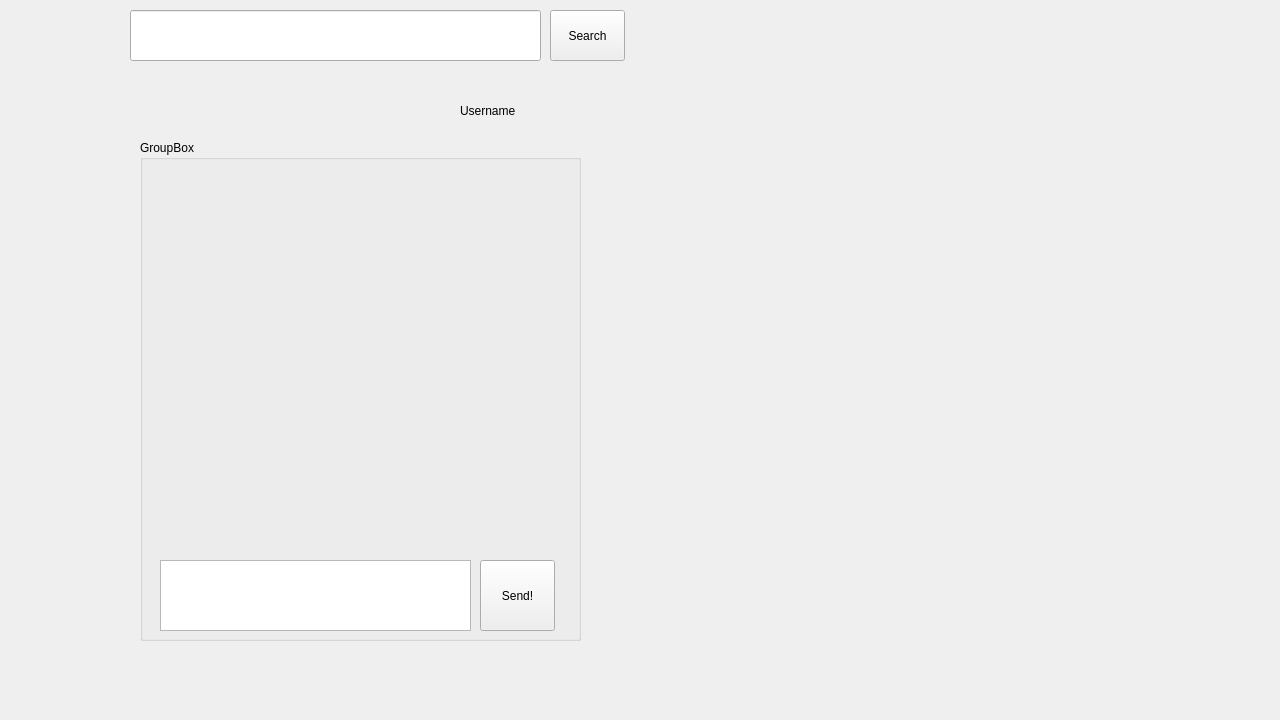
Above: Messaging_Tab/Messaging.ui from f8477/AP_prj_phase2 before the change. Below: the same form after it.
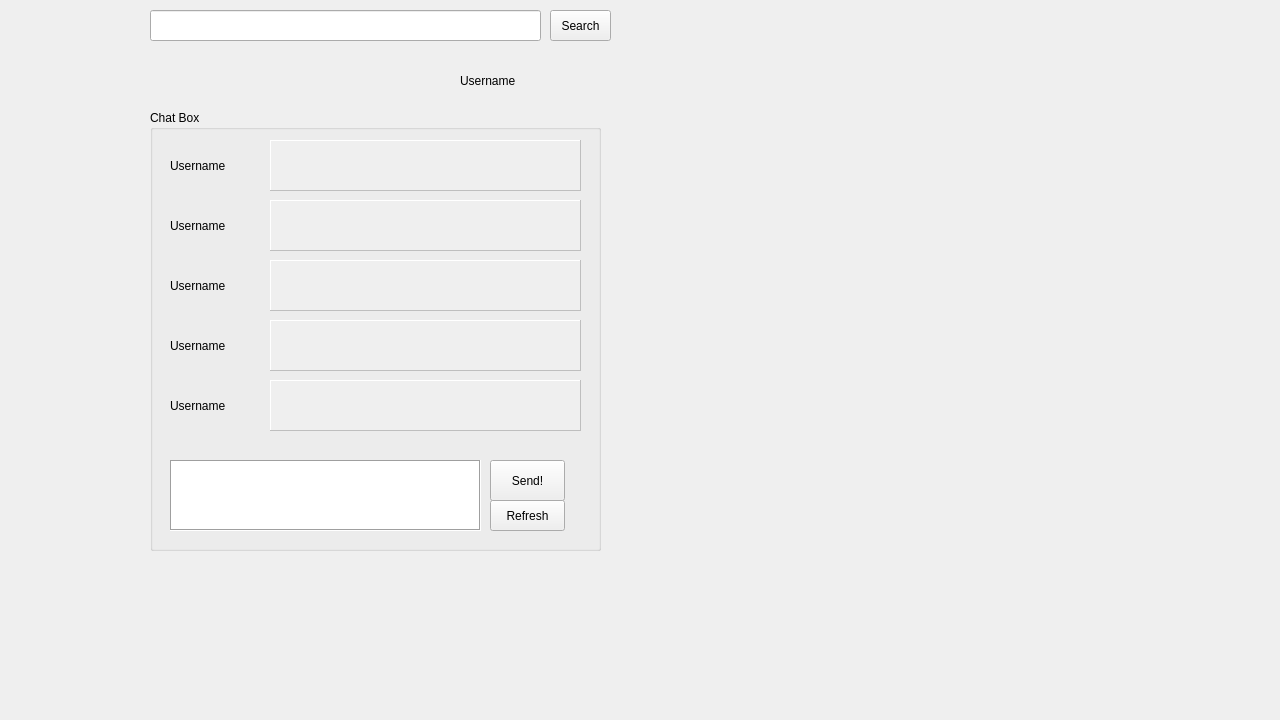
That is the form after the change. Icons and pictures are not drawn.

Commit message: end messaging

```diff
--- a/Messaging_Tab/Messaging.ui
+++ b/Messaging_Tab/Messaging.ui
@@ -16,10 +16,10 @@
   <widget class="QLineEdit" name="lineEdit">
    <property name="geometry">
     <rect>
-     <x>130</x>
+     <x>150</x>
      <y>10</y>
-     <width>411</width>
-     <height>51</height>
+     <width>391</width>
+     <height>31</height>
     </rect>
    </property>
   </widget>
@@ -28,8 +28,8 @@
     <rect>
      <x>550</x>
      <y>10</y>
-     <width>75</width>
-     <height>51</height>
+     <width>61</width>
+     <height>31</height>
     </rect>
    </property>
    <property name="text">
@@ -40,9 +40,9 @@
    <property name="geometry">
     <rect>
      <x>530</x>
-     <y>60</y>
+     <y>30</y>
      <width>101</width>
-     <height>91</height>
+     <height>101</height>
     </rect>
    </property>
    <property name="styleSheet">
@@ -56,7 +56,7 @@
    <property name="geometry">
     <rect>
      <x>460</x>
-     <y>90</y>
+     <y>60</y>
      <width>111</width>
      <height>41</height>
     </rect>
@@ -71,32 +71,35 @@
   <widget class="QGroupBox" name="groupBox">
    <property name="geometry">
     <rect>
-     <x>140</x>
-     <y>140</y>
-     <width>441</width>
-     <height>501</height>
+     <x>150</x>
+     <y>110</y>
+     <width>451</width>
+     <height>441</height>
     </rect>
    </property>
    <property name="title">
-    <string>GroupBox</string>
+    <string>Chat Box</string>
    </property>
    <widget class="QTextEdit" name="textEdit">
     <property name="geometry">
      <rect>
       <x>20</x>
-      <y>420</y>
+      <y>350</y>
       <width>311</width>
       <height>71</height>
      </rect>
     </property>
+    <property name="frameShape">
+     <enum>QFrame::Box</enum>
+    </property>
    </widget>
    <widget class="QPushButton" name="pushButton_2">
     <property name="geometry">
      <rect>
       <x>340</x>
-      <y>420</y>
+      <y>350</y>
       <width>75</width>
-      <height>71</height>
+      <height>41</height>
      </rect>
     </property>
     <property name="styleSheet">
@@ -106,6 +109,212 @@
      <string>Send!</string>
     </property>
    </widget>
+   <widget class="QLabel" name="label_3">
+    <property name="geometry">
+     <rect>
+      <x>20</x>
+      <y>30</y>
+      <width>71</width>
+      <height>51</height>
+     </rect>
+    </property>
+    <property name="styleSheet">
+     <string notr="true">font: 12pt &quot;MS Shell Dlg 2&quot;;</string>
+    </property>
+    <property name="frameShape">
+     <enum>QFrame::NoFrame</enum>
+    </property>
+    <property name="text">
+     <string>Username</string>
+    </property>
+   </widget>
+   <widget class="QTextEdit" name="textEdit_2">
+    <property name="enabled">
+     <bool>false</bool>
+    </property>
+    <property name="geometry">
+     <rect>
+      <x>120</x>
+      <y>30</y>
+      <width>311</width>
+      <height>51</height>
+     </rect>
+    </property>
+    <property name="frameShape">
+     <enum>QFrame::Panel</enum>
+    </property>
+    <property name="frameShadow">
+     <enum>QFrame::Raised</enum>
+    </property>
+   </widget>
+   <widget class="QTextEdit" name="textEdit_3">
+    <property name="enabled">
+     <bool>false</bool>
+    </property>
+    <property name="geometry">
+     <rect>
+      <x>120</x>
+      <y>90</y>
+      <width>311</width>
+      <height>51</height>
+     </rect>
+    </property>
+    <property name="frameShape">
+     <enum>QFrame::Panel</enum>
+    </property>
+    <property name="frameShadow">
+     <enum>QFrame::Raised</enum>
+    </property>
+   </widget>
+   <widget class="QLabel" name="label_4">
+    <property name="geometry">
+     <rect>
+      <x>20</x>
+      <y>90</y>
+      <width>71</width>
+      <height>51</height>
+     </rect>
+    </property>
+    <property name="styleSheet">
+     <string notr="true">font: 12pt &quot;MS Shell Dlg 2&quot;;</string>
+    </property>
+    <property name="frameShape">
+     <enum>QFrame::NoFrame</enum>
+    </property>
+    <property name="text">
+     <string>Username</string>
+    </property>
+   </widget>
+   <widget class="QLabel" name="label_5">
+    <property name="geometry">
+     <rect>
+      <x>20</x>
+      <y>150</y>
+      <width>71</width>
+      <height>51</height>
+     </rect>
+    </property>
+    <property name="styleSheet">
+     <string notr="true">font: 12pt &quot;MS Shell Dlg 2&quot;;</string>
+    </property>
+    <property name="frameShape">
+     <enum>QFrame::NoFrame</enum>
+    </property>
+    <property name="text">
+     <string>Username</string>
+    </property>
+   </widget>
+   <widget class="QTextEdit" name="textEdit_4">
+    <property name="enabled">
+     <bool>false</bool>
+    </property>
+    <property name="geometry">
+     <rect>
+      <x>120</x>
+      <y>150</y>
+      <width>311</width>
+      <height>51</height>
+     </rect>
+    </property>
+    <property name="frameShape">
+     <enum>QFrame::Panel</enum>
+    </property>
+    <property name="frameShadow">
+     <enum>QFrame::Raised</enum>
+    </property>
+   </widget>
+   <widget class="QLabel" name="label_6">
+    <property name="geometry">
+     <rect>
+      <x>20</x>
+      <y>210</y>
+      <width>71</width>
+      <height>51</height>
+     </rect>
+    </property>
+    <property name="styleSheet">
+     <string notr="true">font: 12pt &quot;MS Shell Dlg 2&quot;;</string>
+    </property>
+    <property name="frameShape">
+     <enum>QFrame::NoFrame</enum>
+    </property>
+    <property name="text">
+     <string>Username</string>
+    </property>
+   </widget>
+   <widget class="QTextEdit" name="textEdit_5">
+    <property name="enabled">
+     <bool>false</bool>
+    </property>
+    <property name="geometry">
+     <rect>
+      <x>120</x>
+      <y>210</y>
+      <width>311</width>
+      <height>51</height>
+     </rect>
+    </property>
+    <property name="frameShape">
+     <enum>QFrame::Panel</enum>
+    </property>
+    <property name="frameShadow">
+     <enum>QFrame::Raised</enum>
+    </property>
+   </widget>
+   <widget class="QLabel" name="label_7">
+    <property name="geometry">
+     <rect>
+      <x>20</x>
+      <y>270</y>
+      <width>71</width>
+      <height>51</height>
+     </rect>
+    </property>
+    <property name="styleSheet">
+     <string notr="true">font: 12pt &quot;MS Shell Dlg 2&quot;;</string>
+    </property>
+    <property name="frameShape">
+     <enum>QFrame::NoFrame</enum>
+    </property>
+    <property name="text">
+     <string>Username</string>
+    </property>
+   </widget>
+   <widget class="QTextEdit" name="textEdit_6">
+    <property name="enabled">
+     <bool>false</bool>
+    </property>
+    <property name="geometry">
+     <rect>
+      <x>120</x>
+      <y>270</y>
+      <width>311</width>
+      <height>51</height>
+     </rect>
+    </property>
+    <property name="frameShape">
+     <enum>QFrame::Panel</enum>
+    </property>
+    <property name="frameShadow">
+     <enum>QFrame::Raised</enum>
+    </property>
+   </widget>
+   <widget class="QPushButton" name="pushButton_3">
+    <property name="geometry">
+     <rect>
+      <x>340</x>
+      <y>390</y>
+      <width>75</width>
+      <height>31</height>
+     </rect>
+    </property>
+    <property name="styleSheet">
+     <string notr="true">font: 12pt &quot;MS Shell Dlg 2&quot;;</string>
+    </property>
+    <property name="text">
+     <string>Refresh</string>
+    </property>
+   </widget>
   </widget>
  </widget>
  <resources/>
```
Left out of the diff: 35 changed lines with no effect on the pictures. The commit also changes 3 other files.
